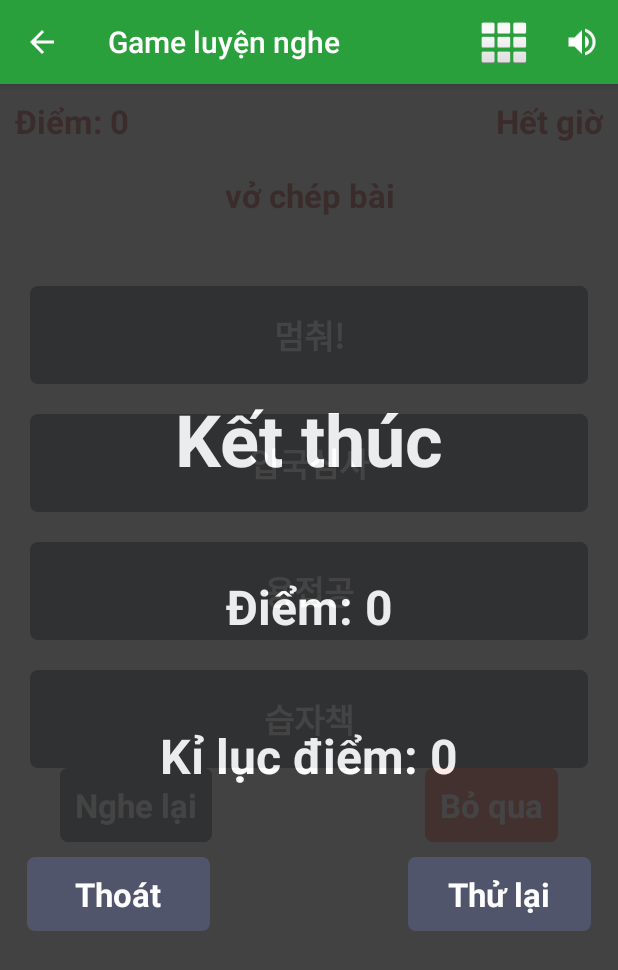
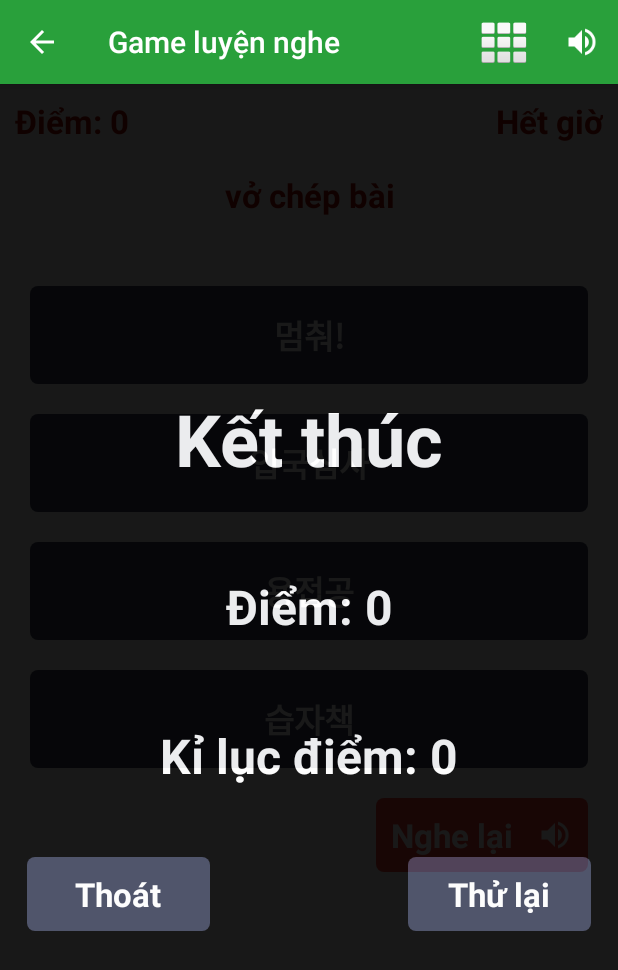
Before and after one commit to hoang06kx1/ReverseEngineeringExperimental, an Android app: the QuizDetail screen opened directly, with no data from a screen before it, after a tap on an icon or button, on a phone screen of 412 x 824 dp. Shown: the top 970 px of the screen. Run offline under Robolectric (Android 15) with nearby library versions, the phone set to English and light mode, and no system bars; our stand-ins replace Room's generated code, RxJava; libraries missing offline, so code that uses them is left out: com.fstyle.library, com.huma.room_for_asset; pictures from the network do not load; 1 other tap on this screen came first.

Commit message:
Replay sound button

```diff
--- a/app/src/main/java/app/giaotieptienghan/QuizDetail.java
+++ b/app/src/main/java/app/giaotieptienghan/QuizDetail.java
@@ -44,7 +44,7 @@ public class QuizDetail extends BaseAudioPlayActivity implements OnClickListener
     /* renamed from: U */
     private String correctAnswer;
     /* renamed from: V */
-    private ArrayList<Integer> playedQuizs;
+    private ArrayList<Integer> selectedPhraseIndices;
     /* renamed from: W */
     private ArrayList<String> sampleAnswers;
     /* renamed from: X */
@@ -65,6 +65,8 @@ public class QuizDetail extends BaseAudioPlayActivity implements OnClickListener
     private TextView btHome;
     /* renamed from: af */
     private TextView btRetry;
+
+    private String currentPhraseVoice;
 
     private int categoryId = -1;
 
@@ -268,10 +270,10 @@ public class QuizDetail extends BaseAudioPlayActivity implements OnClickListener
             stringBuilder.append(this.currentScore);
             textView.setText(stringBuilder.toString());
             resetSampleAnswers();
-            if (this.playedQuizs == null) {
-                this.playedQuizs = new ArrayList();
+            if (this.selectedPhraseIndices == null) {
+                this.selectedPhraseIndices = new ArrayList();
             } else {
-                this.playedQuizs.clear();
+                this.selectedPhraseIndices.clear();
             }
             if (this.sampleAnswers == null) {
                 this.sampleAnswers = new ArrayList();
@@ -281,8 +283,8 @@ public class QuizDetail extends BaseAudioPlayActivity implements OnClickListener
             Random random = new Random();
             int nextInt = random.nextInt(this.phraseItems.size());
             PhraseItem phraseItem = (PhraseItem) this.phraseItems.get(nextInt);
-            String str = phraseItem.voice;
-            this.playedQuizs.add(Integer.valueOf(nextInt));
+            currentPhraseVoice = phraseItem.voice;
+            this.selectedPhraseIndices.add(Integer.valueOf(nextInt));
             if (Utils.isStringEmpty(phraseItem.korean)) {
                 generateSampleAnswers();
             } else {
@@ -296,8 +298,8 @@ public class QuizDetail extends BaseAudioPlayActivity implements OnClickListener
                 this.sampleAnswers.add(phraseItem.korean);
                 while (this.sampleAnswers.size() < 4) {
                     nextInt = random.nextInt(this.phraseItems.size());
-                    if (!this.playedQuizs.contains(Integer.valueOf(nextInt))) {
-                        this.playedQuizs.add(Integer.valueOf(nextInt));
+                    if (!this.selectedPhraseIndices.contains(Integer.valueOf(nextInt))) {
+                        this.selectedPhraseIndices.add(Integer.valueOf(nextInt));
                         this.sampleAnswers.add(((PhraseItem) this.phraseItems.get(nextInt)).korean);
                     }
                 }
@@ -330,7 +332,7 @@ public class QuizDetail extends BaseAudioPlayActivity implements OnClickListener
                 }
                 Resources resources = getResources();
                 stringBuilder = new StringBuilder();
-                stringBuilder.append(str);
+                stringBuilder.append(currentPhraseVoice);
                 stringBuilder.append("_f");
                 int identifier = resources.getIdentifier(stringBuilder.toString(), "raw", getPackageName());
                 if (identifier != 0) {
@@ -376,6 +378,20 @@ public class QuizDetail extends BaseAudioPlayActivity implements OnClickListener
             generateSampleAnswers();
             if (this.quizCountdown != null) {
                 this.quizCountdown.start();
+            }
+        } else if (id == R.id.bt_replay) {
+            if (this.appPreference1.isSoundOn()) {
+                if (this.mediaPlayer != null && this.mediaPlayer.isPlaying()) {
+                    resetMediaPlayer();
+                }
+                Resources resources = getResources();
+                StringBuilder stringBuilder = new StringBuilder();
+                stringBuilder.append(currentPhraseVoice);
+                stringBuilder.append("_f");
+                int identifier = resources.getIdentifier(stringBuilder.toString(), "raw", getPackageName());
+                if (identifier != 0) {
+                    playAudio(identifier, (OnCompletionListener) this);
+                }
             }
         } else if (id != R.id.rlScore) {
             TextView textView;
@@ -481,9 +497,10 @@ public class QuizDetail extends BaseAudioPlayActivity implements OnClickListener
         this.tvAns2.setOnClickListener(this);
         this.tvAns3.setOnClickListener(this);
         this.tvAns4.setOnClickListener(this);
+        findViewById(R.id.bt_replay).setOnClickListener(this);
         this.progressBar1 = (ProgressBar) findViewById(R.id.progressBar);
         layoutViews();
-        this.quizCountdown = new QuizCountdown(60000, 1000);
+        this.quizCountdown = new QuizCountdown(15000, 1000);
         this.categoryId = Integer.valueOf(appPreference.getSelectedGameId());
         new GetDataTask(this, null).execute(new String[0]);
         return;
--- a/app/src/main/res/layout/quiz_detail_screen.xml
+++ b/app/src/main/res/layout/quiz_detail_screen.xml
@@ -33,8 +33,8 @@
                 android:layout_width="wrap_content"
                 android:layout_height="wrap_content"
                 android:layout_alignParentRight="true"
+                android:layout_marginRight="10dp"
                 android:layout_marginTop="20dp"
-                android:layout_marginRight="10dp"
                 android:layout_toLeftOf="@+id/point"
                 android:textAppearance="@android:style/TextAppearance.Large"
                 android:textColor="@color/red"
@@ -109,19 +109,16 @@
                 android:textColor="@color/white"
                 android:textStyle="bold"/>
 
-            <LinearLayout
-                android:layout_width="match_parent"
-                android:layout_height="wrap_content"
-                android:layout_below="@+id/btnAns4"
-                android:orientation="horizontal"
-                android:paddingLeft="40dp"
-                android:paddingRight="40dp">
-
             <TextView
+                android:drawableRight="@drawable/ic_action_volume_up"
+                android:drawablePadding="16dp"
+                android:layout_margin="20dp"
+                android:layout_alignParentRight="true"
                 android:id="@+id/bt_replay"
                 android:layout_width="wrap_content"
                 android:layout_height="wrap_content"
-                    android:background="@drawable/button_char"
+                android:layout_below="@+id/btnAns4"
+                android:background="@drawable/selector_skip"
                 android:gravity="center_horizontal"
                 android:padding="10dp"
                 android:text="Nghe lại"
@@ -129,25 +126,6 @@
                 android:textColor="@color/white"
                 android:textStyle="bold"/>
 
-                <View
-                    android:layout_width="0dp"
-                    android:layout_height="match_parent"
-                    android:layout_weight="1"/>
-
-                <TextView
-                    android:id="@+id/bt_skip"
-                    android:layout_width="wrap_content"
-                    android:layout_height="wrap_content"
-                    android:background="@drawable/selector_skip"
-                    android:gravity="center_horizontal"
-                    android:padding="10dp"
-                    android:text="Bỏ qua"
-                    android:textAppearance="@android:style/TextAppearance.Large"
-                    android:textColor="@color/white"
-                    android:textStyle="bold"/>
-
-
-            </LinearLayout>
         </RelativeLayout>
     </ScrollView>
 
@@ -172,7 +150,7 @@
         android:layout_width="match_parent"
         android:layout_height="match_parent"
         android:alpha="0.9"
-        android:background="@color/black1"
+        android:background="@color/black"
         android:gravity="center_vertical"
         android:visibility="gone">
 
```
Also changed, not shown: app/src/main/java/app/giaotieptienghan/QuizDetailSmal.java (+19 -3 lines). Lines whose indentation alone changed are shown as unchanged.
